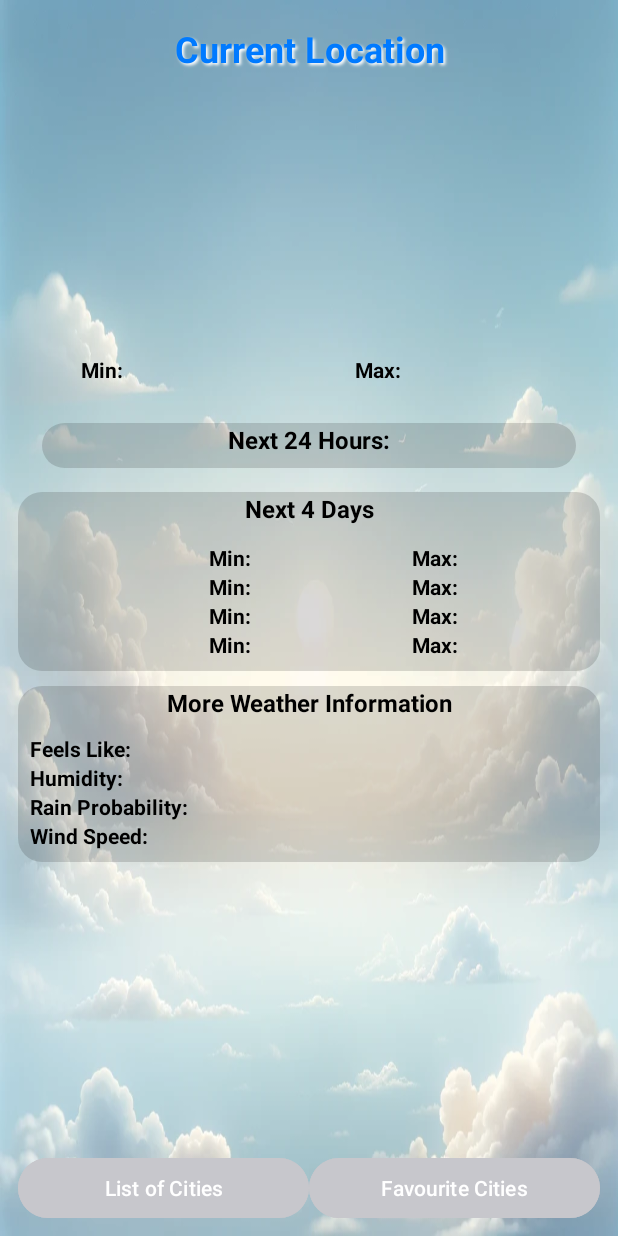
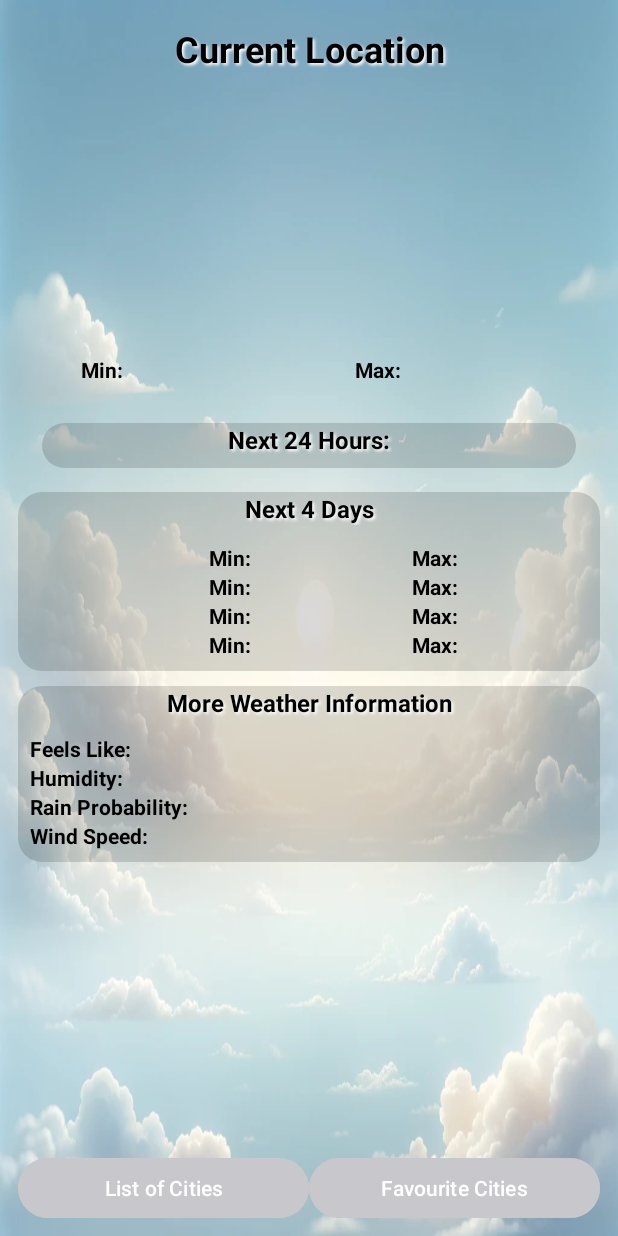
Before and after one commit to ivanbisimbrero/GroupAssignment_MobApp, an Android app: the A2MainActivity screen opened directly, with no data from a screen before it, on a phone screen of 412 x 824 dp. Run offline under Robolectric (Android 15) with nearby library versions, the phone set to English and light mode, and no system bars; pictures from the network do not load; 6 statements that could not run were skipped.

Commit message:
Modified text appearance of city detail screen and background depending on mode

```diff
--- a/app/src/main/res/layout/activity_a5_city_detail.xml
+++ b/app/src/main/res/layout/activity_a5_city_detail.xml
@@ -5,7 +5,7 @@
     android:layout_width="match_parent"
     android:layout_height="match_parent"
     tools:context=".A5CityDetail"
-    android:background="@drawable/main">
+    android:background="?attr/background">
 
     <LinearLayout
         android:layout_width="match_parent"
--- a/app/src/main/res/layout/activity_a6_historical_data.xml
+++ b/app/src/main/res/layout/activity_a6_historical_data.xml
@@ -4,7 +4,7 @@
     xmlns:tools="http://schemas.android.com/tools"
     android:layout_width="match_parent"
     android:layout_height="match_parent"
-    android:background="@drawable/main"
+    android:background="?attr/background"
     tools:context=".A6HistoricalData">
 
     <LinearLayout
--- a/app/src/main/res/layout/activity_main.xml
+++ b/app/src/main/res/layout/activity_main.xml
@@ -4,7 +4,7 @@
     xmlns:tools="http://schemas.android.com/tools"
     android:layout_width="match_parent"
     android:layout_height="match_parent"
-    android:background="@drawable/main"
+    android:background="?attr/background"
     tools:context=".A2MainActivity">
 
     <LinearLayout
@@ -26,7 +26,7 @@
             android:layout_height="wrap_content"
             android:text="@string/current_location"
             android:textAlignment="center"
-            android:textColor="?attr/colorPrimary"
+            android:textColor="?attr/colorOnSecondary"
             android:textSize="24sp"
             android:textStyle="bold"
             android:textAppearance="@style/TextAppearance.OutlineText"/>
--- a/app/src/main/res/layout/general_next_days.xml
+++ b/app/src/main/res/layout/general_next_days.xml
@@ -15,7 +15,8 @@
         android:textAlignment="center"
         android:textColor="?attr/colorOnSecondary"
         android:textSize="16sp"
-        android:textStyle="bold" />
+        android:textStyle="bold"
+        android:textAppearance="@style/TextAppearance.OutlineText"/>
 
     <LinearLayout
         android:layout_width="match_parent"
--- a/app/src/main/res/layout/item_message_outgoing.xml
+++ b/app/src/main/res/layout/item_message_outgoing.xml
@@ -16,7 +16,7 @@
         android:orientation="vertical"
         android:padding="8dp"
         android:layout_gravity="end"
-        android:background="@drawable/outgoig_message_bg">
+        android:background="@drawable/outgoing_message_bg">
 
     <LinearLayout
         android:layout_width="wrap_content"
--- a/app/src/main/res/layout/list_next_hours_weather.xml
+++ b/app/src/main/res/layout/list_next_hours_weather.xml
@@ -14,7 +14,8 @@
         android:textAlignment="center"
         android:textColor="?attr/colorOnSecondary"
         android:textSize="16sp"
-        android:textStyle="bold" />
+        android:textStyle="bold"
+        android:textAppearance="@style/TextAppearance.OutlineText"/>
 
     <androidx.recyclerview.widget.RecyclerView
         android:id="@+id/rvHourlyForecast"
--- a/app/src/main/res/layout/more_details_table.xml
+++ b/app/src/main/res/layout/more_details_table.xml
@@ -14,7 +14,8 @@
         android:textAlignment="center"
         android:textSize="16sp"
         android:textStyle="bold"
-        android:textColor="?attr/colorOnSecondary"/>
+        android:textColor="?attr/colorOnSecondary"
+        android:textAppearance="@style/TextAppearance.OutlineText"/>
 
     <TableLayout
         android:layout_width="match_parent"
--- a/app/src/main/res/values-night/themes.xml
+++ b/app/src/main/res/values-night/themes.xml
@@ -6,5 +6,6 @@
         <item name="colorOnPrimary">@color/black</item>
         <item name="colorSecondary">@color/inverted_grey</item>
         <item name="colorOnSecondary">@color/white</item>
+        <item name="background">@drawable/dark_main</item>
     </style>
 </resources>
--- /dev/null
+++ b/app/src/main/res/values/attrs.xml
@@ -0,0 +1,4 @@
+<?xml version="1.0" encoding="utf-8"?>
+<resources>
+    <attr name="myBackground" format="reference"/>
+</resources>
--- a/app/src/main/res/values/themes.xml
+++ b/app/src/main/res/values/themes.xml
@@ -6,6 +6,7 @@
         <item name="colorOnPrimary">@color/white</item>
         <item name="colorSecondary">@color/grey</item>
         <item name="colorOnSecondary">@color/black</item>
+        <item name="background">@drawable/light_main</item>
     </style>
 
     <style name="Theme.WeatherAPP_MobAPP" parent="Base.Theme.WeatherAPP_MobAPP" />
```
Also changed, not shown: app/src/main/res/drawable/dark_main.png (added), app/src/main/res/drawable/light_main.png (renamed from app/src/main/res/drawable/main.png), app/src/main/res/drawable/outgoing_message_bg.xml (renamed from app/src/main/res/drawable/outgoig_message_bg.xml).
